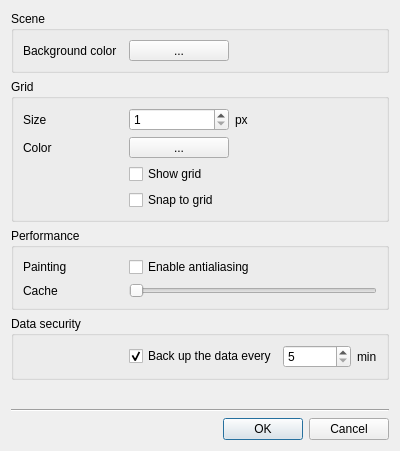
ArsMasiuk/qvge, file src/commonui/CSceneOptionsDialog.ui: the form before one commit.
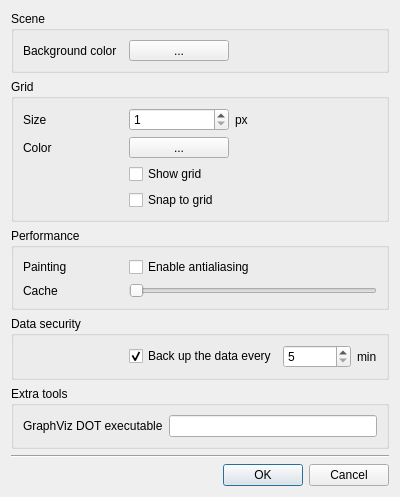
The form after the commit. Custom widgets are drawn as their Qt base class.

Commit message: import of dot files via graphviz engine done

Patch:
```diff
--- a/src/commonui/CSceneOptionsDialog.ui
+++ b/src/commonui/CSceneOptionsDialog.ui
@@ -7,7 +7,7 @@
     <x>0</x>
     <y>0</y>
     <width>400</width>
-    <height>451</height>
+    <height>455</height>
    </rect>
   </property>
   <property name="windowTitle">
@@ -332,6 +332,34 @@
      </layout>
     </widget>
    </item>
+   <item>
+    <widget class="QGroupBox" name="ExtraSection">
+     <property name="title">
+      <string>Extra tools</string>
+     </property>
+     <property name="flat">
+      <bool>true</bool>
+     </property>
+     <layout class="QHBoxLayout" name="horizontalLayout_2">
+      <item>
+       <widget class="QLabel" name="label_9">
+        <property name="minimumSize">
+         <size>
+          <width>100</width>
+          <height>0</height>
+         </size>
+        </property>
+        <property name="text">
+         <string>GraphViz DOT executable</string>
+        </property>
+       </widget>
+      </item>
+      <item>
+       <widget class="QSint::PathPicker" name="GraphvizPath"/>
+      </item>
+     </layout>
+    </widget>
+   </item>
    <item>
     <spacer name="verticalSpacer">
      <property name="orientation">
@@ -375,6 +403,11 @@
    <extends>QSlider</extends>
    <header location="global">spinslider.h</header>
   </customwidget>
+  <customwidget>
+   <class>QSint::PathPicker</class>
+   <extends>QLineEdit</extends>
+   <header location="global">pathpicker.h</header>
+  </customwidget>
  </customwidgets>
  <tabstops>
   <tabstop>BackgroundColor</tabstop>
```
Left out of the diff: 10 changed lines with no effect on the pictures. The commit also changes 6 other files.
